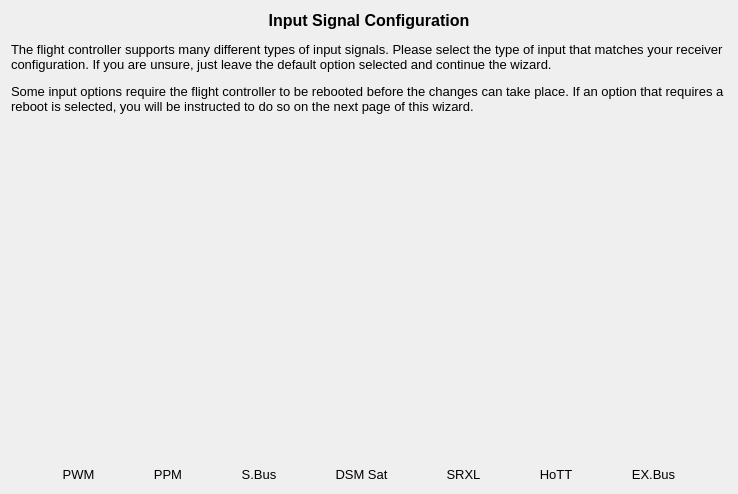
Above: ground/gcs/src/plugins/setupwizard/pages/inputpage.ui from librepilot/LibrePilot before the change. Below: the same form after it.
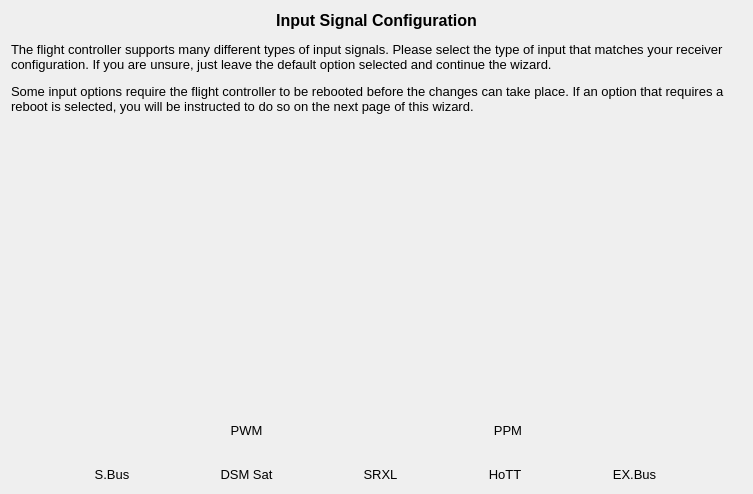
That is the form after the change. Icons and pictures are not drawn.

Commit message: LP-104 LP-196 Wizard Input page: change layout

Patch:
```diff
--- a/ground/gcs/src/plugins/setupwizard/pages/inputpage.ui
+++ b/ground/gcs/src/plugins/setupwizard/pages/inputpage.ui
@@ -6,7 +6,7 @@
    <rect>
     <x>0</x>
     <y>0</y>
-    <width>738</width>
+    <width>753</width>
     <height>494</height>
    </rect>
   </property>
@@ -50,9 +50,9 @@
     </spacer>
    </item>
    <item>
-    <layout class="QHBoxLayout" name="horizontalLayout">
-     <property name="spacing">
-      <number>2</number>
+    <layout class="QHBoxLayout" name="horizontalLayout_2">
+     <property name="bottomMargin">
+      <number>20</number>
      </property>
      <item>
       <widget class="QToolButton" name="pwmButton">
@@ -139,6 +139,13 @@
        </property>
       </widget>
      </item>
+    </layout>
+   </item>
+   <item>
+    <layout class="QHBoxLayout" name="horizontalLayout">
+     <property name="spacing">
+      <number>2</number>
+     </property>
      <item>
       <widget class="QToolButton" name="sbusButton">
        <property name="font">
```
